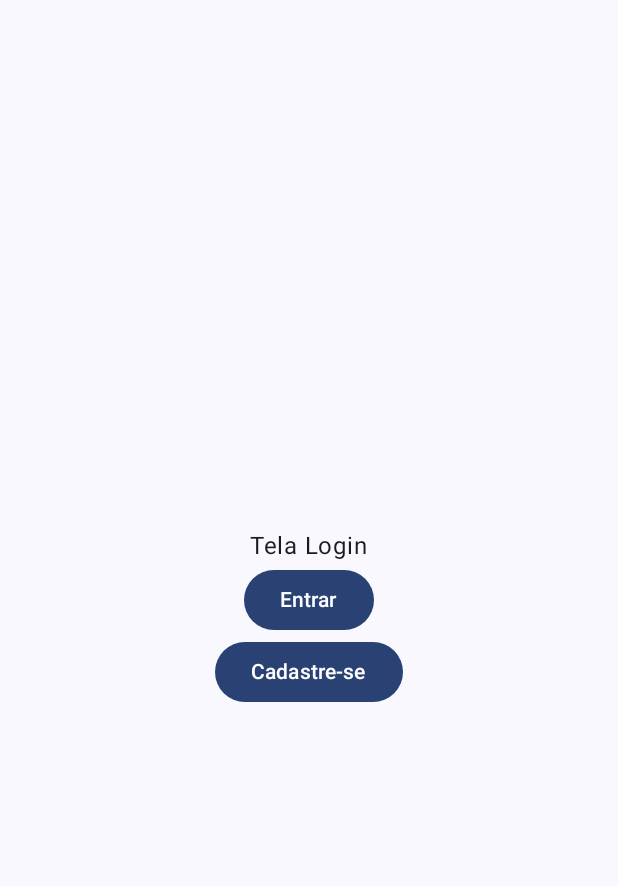
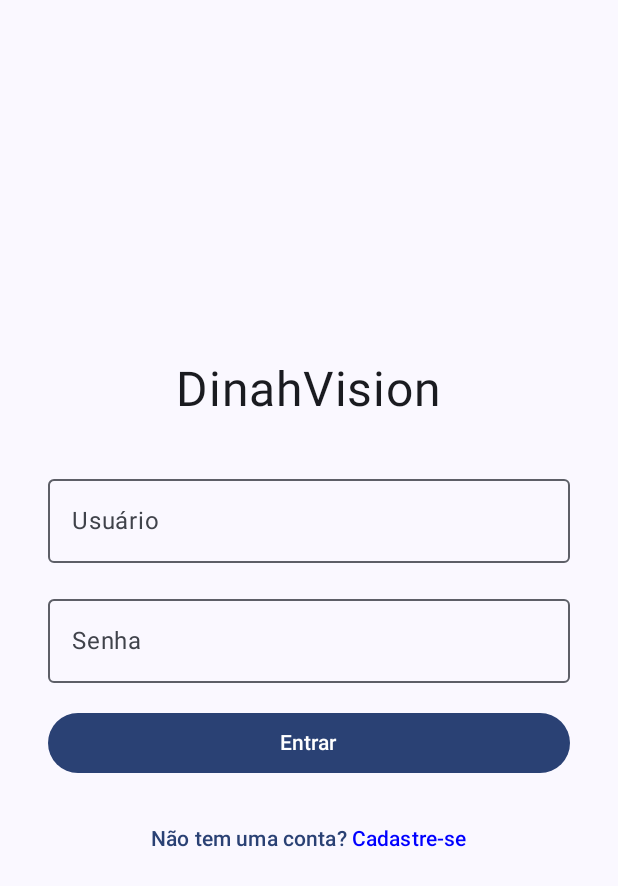
Before and after one commit to itallume/dinah-vision, an Android app built with Jetpack Compose: the SignInScreen screen opened through its navigation route, on a phone screen of 412 x 824 dp. Shown: the top 886 px of the screen. Run offline under Robolectric (Android 15) with nearby library versions, the light colour scheme and no system bars.

Commit message:
feat: login

```diff
--- a/app/src/main/java/com/example/dinahvision/Navigation.kt
+++ b/app/src/main/java/com/example/dinahvision/Navigation.kt
@@ -13,15 +13,10 @@ import com.example.dinahvision.screens.SignUpScreen
 fun Navigation(modifier: Modifier){
     val navController = rememberNavController()
     NavHost(navController = navController, startDestination = "signIn" ){
-        composable("signIn"){
+        composable("signIn") {
             SignInScreen(
                 modifier = modifier,
-                onClickLoginCallBack =  {
-                    navController.navigate("home")
-                },
-                onClickRegisterCallBack = {
-                    navController.navigate("signUp")
-                }
+                navController = navController
             )
         }
         composable("signUp") {
--- a/app/src/main/java/com/example/dinahvision/models/User.kt
+++ b/app/src/main/java/com/example/dinahvision/models/User.kt
@@ -1,5 +1,5 @@
 package com.example.dinahvision.models
 
-data class User(val uid: String = "", var username: String, var password: String){
+data class User(var uid: String = "", var username: String, var password: String){
     constructor(): this("", "",  "")
 }
--- a/app/src/main/java/com/example/dinahvision/screens/SignInScreen.kt
+++ b/app/src/main/java/com/example/dinahvision/screens/SignInScreen.kt
@@ -1,26 +1,152 @@
 package com.example.dinahvision.screens
 
-import androidx.compose.foundation.layout.Box
+import androidx.compose.foundation.layout.Arrangement
 import androidx.compose.foundation.layout.Column
+import androidx.compose.foundation.layout.Spacer
 import androidx.compose.foundation.layout.fillMaxSize
+import androidx.compose.foundation.layout.fillMaxWidth
+import androidx.compose.foundation.layout.height
+import androidx.compose.foundation.layout.padding
+import androidx.compose.foundation.text.KeyboardOptions
 import androidx.compose.material3.Button
+import androidx.compose.material3.ExperimentalMaterial3Api
+import androidx.compose.material3.OutlinedTextField
 import androidx.compose.material3.Text
+import androidx.compose.material3.TextButton
 import androidx.compose.runtime.Composable
+import androidx.compose.runtime.getValue
+import androidx.compose.runtime.mutableStateOf
+import androidx.compose.runtime.remember
+import androidx.compose.runtime.setValue
+import androidx.compose.runtime.rememberCoroutineScope
 import androidx.compose.ui.Alignment
 import androidx.compose.ui.Modifier
+import androidx.compose.ui.graphics.Color
+import androidx.compose.ui.platform.LocalContext
+import androidx.compose.ui.text.SpanStyle
+import androidx.compose.ui.text.buildAnnotatedString
+import androidx.compose.ui.text.input.KeyboardType
+import androidx.compose.ui.text.input.PasswordVisualTransformation
+import androidx.compose.ui.text.style.TextAlign
+import androidx.compose.ui.text.withStyle
+import androidx.compose.ui.unit.dp
+import androidx.compose.ui.unit.sp
+import androidx.navigation.NavController
+import com.example.dinahvision.R
+import com.example.dinahvision.repository.UserDAO
+import kotlinx.coroutines.Dispatchers
+import kotlinx.coroutines.launch
+import kotlinx.coroutines.withContext
 
+@OptIn(ExperimentalMaterial3Api::class)
 @Composable
-fun SignInScreen(modifier: Modifier, onClickLoginCallBack: () -> Unit, onClickRegisterCallBack: () -> Unit){
-    Box(modifier = modifier.fillMaxSize(), contentAlignment = Alignment.Center){
-        Column(modifier = modifier, horizontalAlignment = Alignment.CenterHorizontally) {
-            Text(text = "Tela Login")
-            Button(onClick = onClickLoginCallBack) {
-                Text(text = "Entrar")
-            }
-            Button(onClick = onClickRegisterCallBack) {
-                Text(text = "Cadastre-se")
-            }
+fun SignInScreen(
+    modifier: Modifier,
+    navController: NavController
+) {
+    var username by remember { mutableStateOf("") }
+    var password by remember { mutableStateOf("") }
+    var errorMessage by remember { mutableStateOf("") }
+    var isLoading by remember { mutableStateOf(false) }
+    val scope = rememberCoroutineScope()
+    val context = LocalContext.current
+
+    Column(
+        modifier = modifier
+            .fillMaxSize()
+            .padding(32.dp),
+        horizontalAlignment = Alignment.CenterHorizontally,
+        verticalArrangement = Arrangement.Center
+    ) {
+        Text(
+            text = "DinahVision",
+            fontSize = 32.sp,
+            modifier = Modifier.padding(bottom = 32.dp)
+        )
+
+        OutlinedTextField(
+            value = username,
+            onValueChange = { username = it },
+            label = { Text("Usuário") },
+            modifier = Modifier.fillMaxWidth(),
+            singleLine = true,
+            keyboardOptions = KeyboardOptions(keyboardType = KeyboardType.Text)
+        )
+
+        Spacer(modifier = Modifier.height(16.dp))
+
+        OutlinedTextField(
+            value = password,
+            onValueChange = { password = it },
+            label = { Text("Senha") },
+            modifier = Modifier.fillMaxWidth(),
+            visualTransformation = PasswordVisualTransformation(),
+            keyboardOptions = KeyboardOptions(keyboardType = KeyboardType.Password),
+            singleLine = true
+        )
+
+        if (errorMessage.isNotEmpty()) {
+            Text(
+                text = errorMessage,
+                color = Color.Red,
+                textAlign = TextAlign.Center,
+                modifier = Modifier
+                    .fillMaxWidth()
+                    .padding(vertical = 16.dp)
+            )
+        }
+
+        Button(
+            onClick = {
+                if (username.isEmpty() || password.isEmpty()) {
+                    errorMessage = "Preencha todos os campos"
+                } else {
+                    isLoading = true
+                    errorMessage = ""
+
+                    scope.launch {
+                        try {
+                            val user = withContext(Dispatchers.IO) {
+                                UserDAO().getUserByUsername(username.trim())
+                            }
+
+                            if (user == null) {
+                                errorMessage = "Usuário não encontrado"
+                            } else if (user.password != password) {
+                                errorMessage = "Senha incorreta"
+                            } else {
+                                navController.navigate("home") {
+                                    popUpTo("signIn") { inclusive = true }
+                                }
+                            }
+                        } catch (e: Exception) {
+                            errorMessage = "Erro ao conectar: ${e.localizedMessage}"
+                        } finally {
+                            isLoading = false
+                        }
+                    }
+                }
+            },
+            modifier = Modifier
+                .fillMaxWidth()
+                .padding(top = 16.dp),
+            enabled = !isLoading
+        ) {
+            Text(if (isLoading) "Carregando..." else "Entrar")
+        }
+
+        TextButton(
+            onClick = { navController.navigate("signUp") },
+            modifier = Modifier.padding(top = 16.dp)
+        ) {
+            Text(
+                buildAnnotatedString {
+                    append("Não tem uma conta? ")
+                    withStyle(style = SpanStyle(color = Color.Blue)) {
+                        append("Cadastre-se")
+                    }
+                }
+            )
         }
     }
-
 }
```
Also changed, not shown: app/src/main/java/com/example/dinahvision/repository/UserDAO.kt (added, +37 -0 lines).
